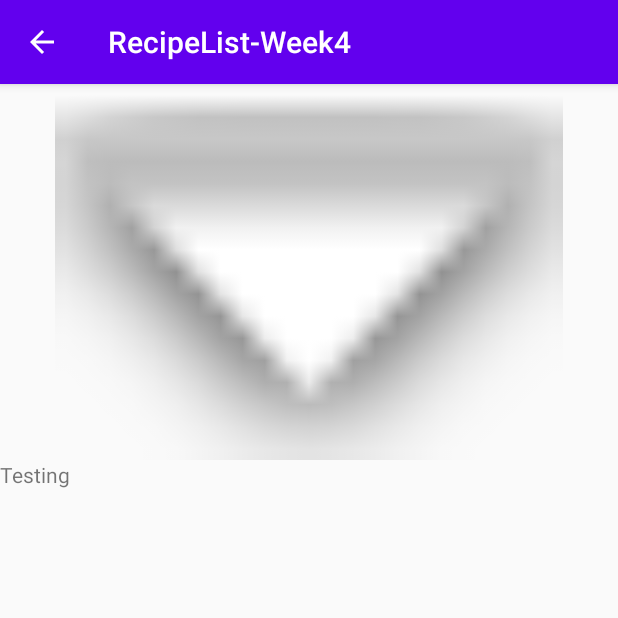
After one commit to theemreergul/RecipeList-Week4, an Android app: the RecipeDetails screen opened directly, with no data from a screen before it, on a phone screen of 412 x 824 dp, the top half of it. The commit adds this screen. Run offline under Robolectric (Android 15) with nearby library versions, the phone set to English and light mode, and no system bars.

Commit message:
detail page created

```diff
--- a/app/src/main/AndroidManifest.xml
+++ b/app/src/main/AndroidManifest.xml
@@ -16,6 +16,7 @@
                 <category android:name="android.intent.category.LAUNCHER" />
             </intent-filter>
         </activity>
+        <activity android:name=".RecipeDetails"  android:parentActivityName=".MainActivity"/>
     </application>
 
 </manifest>
--- /dev/null
+++ b/app/src/main/java/com/example/recipelist_week4/RecipeDetails.java
@@ -0,0 +1,24 @@
+package com.example.recipelist_week4;
+
+import android.content.Intent;
+import android.os.Bundle;
+import android.widget.TextView;
+
+import androidx.annotation.Nullable;
+import androidx.appcompat.app.AppCompatActivity;
+
+public class RecipeDetails extends AppCompatActivity {
+    @Override
+    protected void onCreate(@Nullable Bundle savedInstanceState) {
+        super.onCreate(savedInstanceState);
+        setContentView(R.layout.recipe_detail);
+        getRecipe();
+    }
+    void getRecipe(){
+        Intent intRecipe=getIntent();
+        TextView recipe=findViewById(R.id.txtTitle);
+        recipe.setText("Testing");
+
+
+    }
+}
--- a/app/src/main/java/com/example/recipelist_week4/RecyclerViewAdapter.java
+++ b/app/src/main/java/com/example/recipelist_week4/RecyclerViewAdapter.java
@@ -34,9 +34,19 @@ public class RecyclerViewAdapter extends RecyclerView.Adapter<RecyclerViewAdapte
     }
 
     @Override
-    public void onBindViewHolder(@NonNull ViewHolder holder, int position) {
+    public void onBindViewHolder(@NonNull ViewHolder holder, final int position) {
         holder.recipe.setText(mRecipes.get(position));
         holder.text.setText(mTexts.get(position));
+        holder.pLayout.setOnClickListener(new View.OnClickListener() {
+            @Override
+            public void onClick(View v) {
+                Intent intent = new Intent(mContext,RecipeDetails.class);
+                intent.putExtra("recipe_title",mRecipes.get(position));
+                intent.putExtra("recipe_details",mTexts.get(position));
+                intent.putExtra("recipe_image",mImages.get(position));
+                mContext.startActivity(intent);
+            }
+        });
 
     }
 
--- /dev/null
+++ b/app/src/main/res/layout/recipe_detail.xml
@@ -0,0 +1,27 @@
+<?xml version="1.0" encoding="utf-8"?>
+<LinearLayout xmlns:android="http://schemas.android.com/apk/res/android"
+    xmlns:app="http://schemas.android.com/apk/res-auto"
+    android:layout_width="match_parent"
+    android:layout_height="match_parent"
+    android:orientation="vertical">
+
+    <ImageView
+        android:id="@+id/imageView"
+        android:layout_width="match_parent"
+        android:layout_height="wrap_content"
+        android:layout_weight="1"
+        android:contentDescription="@string/recipeimg"
+        app:srcCompat="@android:drawable/arrow_down_float" />
+
+    <TextView
+        android:id="@+id/txtTitle"
+        android:layout_width="match_parent"
+        android:layout_height="wrap_content"
+        android:layout_weight="1" />
+
+    <TextView
+        android:id="@+id/txtDetails"
+        android:layout_width="match_parent"
+        android:layout_height="wrap_content"
+        android:layout_weight="1" />
+</LinearLayout>
--- a/app/src/main/res/values/strings.xml
+++ b/app/src/main/res/values/strings.xml
@@ -1,3 +1,4 @@
 <resources>
     <string name="app_name">RecipeList-Week4</string>
+    <string name="recipeimg">recipeImg</string>
 </resources>
```
